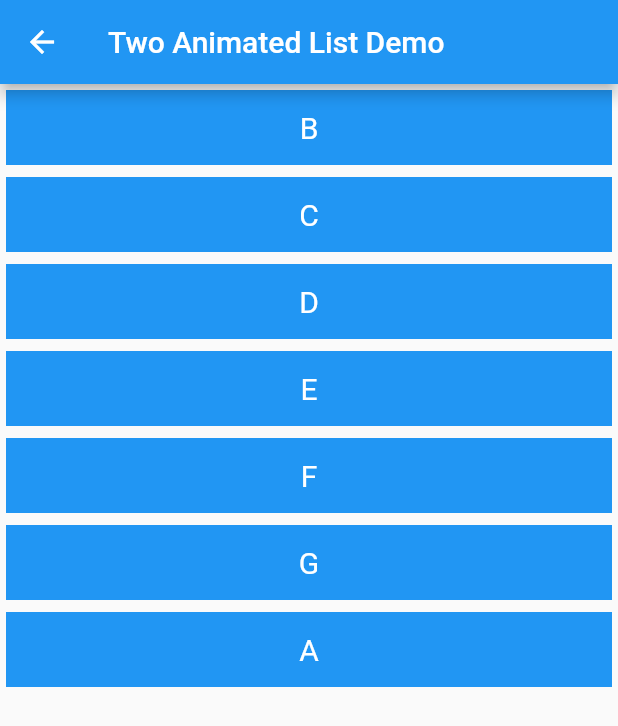
After one commit to leemjjava/flutter_exmple, a Flutter app: the AnimatedListPlusSample screen opened by its route, after a tap on an icon or button, on a phone screen of 412 x 824 dp. The commit adds this screen. Shown: the top 726 px of the screen. Run offline on Flutter 3.47's test engine with Material 2 defaults, Android fonts, the phone set to English and light mode, and no system bars; our stand-ins replace cached_network_image, chat_bubbles, flutter_secure_storage, flutter_svg, fluttertoast, get and 6 more; missing offline and left inert: flutter_inappwebview, flutter_kakao_map, image_picker_for_web, panorama, photo_manager, random_color; accounts and stored records are empty; network calls fail.

Commit message:
update: 34. animationListPlus 코드 추가

```diff
--- /dev/null
+++ b/lib/animation/34_animated_list_plus.dart
@@ -0,0 +1,134 @@
+import 'package:flutter/material.dart';
+
+class AnimatedListPlusSample extends StatefulWidget {
+  static const String routeName = '/week_of_widget/animated_list_plus';
+
+  @override
+  _AnimatedListPlusSampleState createState() => _AnimatedListPlusSampleState();
+}
+
+class _AnimatedListPlusSampleState extends State<AnimatedListPlusSample> {
+  final List<String> list = ['A', 'B', 'C', 'D', 'E', 'F', 'G'];
+
+  final _unselectedListKey = GlobalKey<AnimatedListState>();
+
+  @override
+  Widget build(BuildContext context) {
+    return Scaffold(
+      appBar: AppBar(
+        title: Text('Two Animated List Demo'),
+      ),
+      body: Column(
+        children: [
+          Expanded(
+            child: SizedBox(
+              width: double.infinity,
+              child: AnimatedList(
+                key: _unselectedListKey,
+                initialItemCount: list.length,
+                itemBuilder: (context, index, animation) {
+                  return InkWell(
+                    onTap: () => _moveItem(
+                      fromIndex: index,
+                      fromList: list,
+                      fromKey: _unselectedListKey,
+                    ),
+                    child: Item(text: list[index]),
+                  );
+                },
+              ),
+            ),
+          ),
+        ],
+      ),
+    );
+  }
+
+  int _flyingCount = 0;
+
+  _moveItem({
+    required int fromIndex,
+    required List fromList,
+    required GlobalKey<AnimatedListState> fromKey,
+    Duration duration = const Duration(milliseconds: 300),
+  }) {
+    final globalKey = GlobalKey();
+    final item = fromList.removeAt(fromIndex);
+    fromKey.currentState!.removeItem(
+      fromIndex,
+      (context, animation) {
+        return SizeTransition(
+          sizeFactor: animation,
+          child: Opacity(
+            key: globalKey,
+            opacity: 0.0,
+            child: Item(text: item),
+          ),
+        );
+      },
+      duration: duration,
+    );
+    _flyingCount++;
+
+    WidgetsBinding.instance.addPostFrameCallback((timeStamp) async {
+      // Find the starting position of the moving item, which is exactly the
+      // gap its leaving behind, in the original list.
+      final box1 = globalKey.currentContext!.findRenderObject() as RenderBox;
+      final pos1 = box1.localToGlobal(Offset.zero);
+      // Find the destination position of the moving item, which is at the
+      // end of the destination list.
+
+      final max = 50 * (list.length + 3);
+      final pos2 = Offset(0, max.toDouble());
+      // Insert an overlay to "fly over" the item between two lists.
+      final entry = OverlayEntry(builder: (BuildContext context) {
+        return TweenAnimationBuilder(
+          tween: Tween<Offset>(begin: pos1, end: pos2),
+          duration: duration,
+          builder: (_, Offset value, child) {
+            return Positioned(
+              left: value.dx,
+              top: value.dy,
+              child: Item(text: item),
+            );
+          },
+        );
+      });
+
+      Overlay.of(context)!.insert(entry);
+      await Future.delayed(duration);
+      entry.remove();
+      fromList.add(item);
+      fromKey.currentState!.insertItem(fromList.length - 1);
+      _flyingCount--;
+    });
+  }
+}
+
+class Item extends StatelessWidget {
+  final String text;
+
+  const Item({Key? key, required this.text}) : super(key: key);
+
+  @override
+  Widget build(BuildContext context) {
+    final width = MediaQuery.of(context).size.width;
+
+    return Padding(
+      padding: const EdgeInsets.all(4.0),
+      child: Container(
+        width: width,
+        height: 50,
+        color: Colors.blue,
+        alignment: Alignment.center,
+        child: Text(
+          text,
+          style: TextStyle(
+            color: Colors.white,
+            fontSize: 20,
+          ),
+        ),
+      ),
+    );
+  }
+}
--- a/lib/main.dart
+++ b/lib/main.dart
@@ -7,6 +7,7 @@ import 'package:navigator/animation/30_page_list_view.dart';
 import 'package:navigator/animation/31_page_view_indicator.dart';
 import 'package:navigator/animation/32_expansion_view.dart';
 import 'package:navigator/animation/33_musinsa_list.dart';
+import 'package:navigator/animation/34_animated_list_plus.dart';
 import 'package:navigator/example/01_name_routes_arguments.dart';
 import 'package:navigator/example/20_in_app_web_view.dart';
 import 'package:navigator/example/22_googl_map.dart';
@@ -246,6 +247,11 @@ final animation = [
     name: 'Musinsa List Example',
     route: MusinsaListExample.routeName,
     builder: (BuildContext context) => MusinsaListExample(),
+  ),
+  MyRouts(
+    name: 'Animated List PlusSample',
+    route: AnimatedListPlusSample.routeName,
+    builder: (BuildContext context) => AnimatedListPlusSample(),
   ),
 ];
 
--- a/pubspec.yaml
+++ b/pubspec.yaml
@@ -39,6 +39,8 @@ dependencies:
 
   image_picker: ^0.8.0+4
   google_maps_flutter: 2.0.6
+  animated_list_plus: ^0.4.3
+  flutter_slidable: ^2.0.0
 
   #local plugin
   flutter_kakao_map:
```
